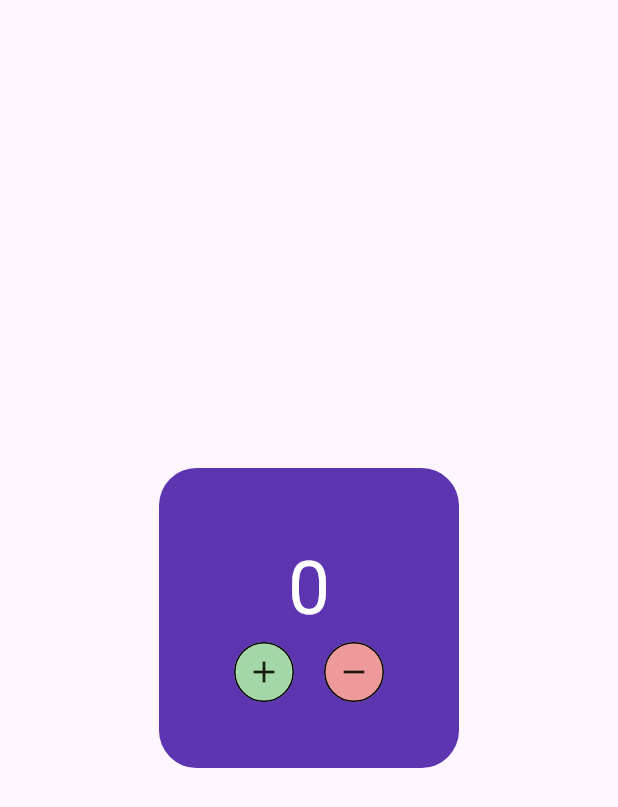
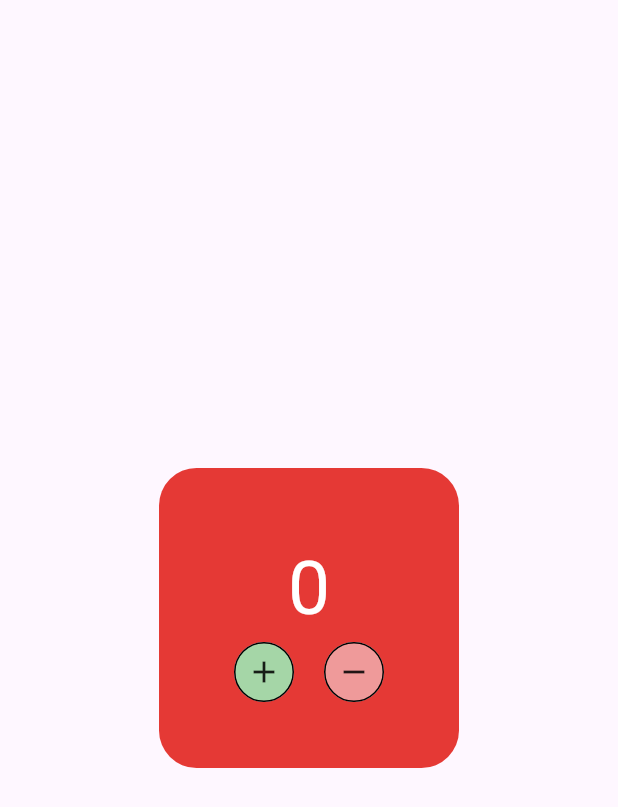
Before and after one commit to DarshDCoding/learningFlutter, a Flutter app: the screen it shows after launch, after a tap on the "add" icon, after a tap on the "remove" icon, on a phone screen of 412 x 824 dp. Shown: the top 807 px of the screen. Run offline on Flutter 3.47's test engine with Material 3 defaults, Android fonts, the phone set to English and light mode, and no system bars.

Commit message:
adding backgroud color state - final modification.

```diff
--- a/lib/main.dart
+++ b/lib/main.dart
@@ -12,7 +12,7 @@ Widget crateButton({
   return Material(
     borderRadius: BorderRadius.circular(20),
     // color: color,
-    child: InkWell(
+    child: GestureDetector(
       onTap: tapp,
       child: Container(
         height: 40,
@@ -37,6 +37,7 @@ class App extends StatefulWidget {
 
 class _AppState extends State<App> {
   int counter = 0;
+  Color culler = Colors.deepPurple.shade600;
   @override
   Widget build(BuildContext context) {
     return MaterialApp(
@@ -47,7 +48,7 @@ class _AppState extends State<App> {
             height: 200,
             width: 200,
             decoration: BoxDecoration(
-              color: Colors.deepPurple.shade600,
+              color: culler,
               borderRadius: BorderRadius.circular(25),
             ),
             child: Container(
@@ -68,6 +69,7 @@ class _AppState extends State<App> {
                         tapp: () => {
                           setState(() {
                             counter++;
+                            culler = Colors.green.shade600;
                           }),
                         },
                         color: Colors.green.shade200,
@@ -78,6 +80,7 @@ class _AppState extends State<App> {
                         tapp: () => {
                           setState(() {
                             counter--;
+                            culler = Colors.red.shade600;
                           }),
                         },
                         color: Colors.red.shade200,
```
